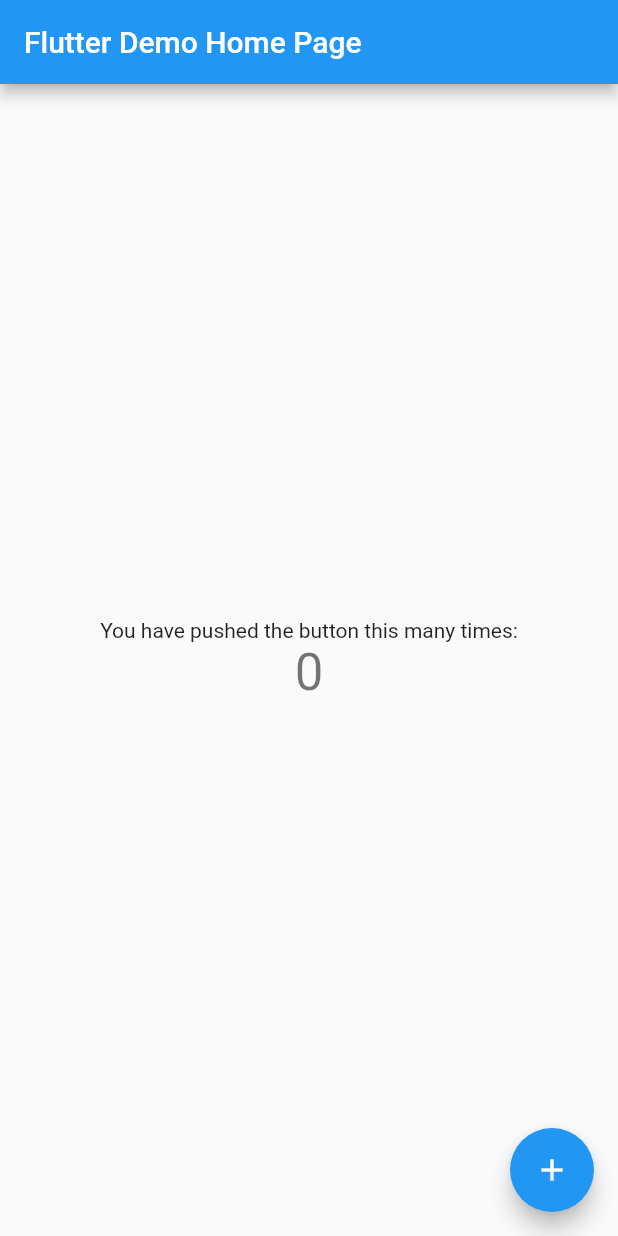
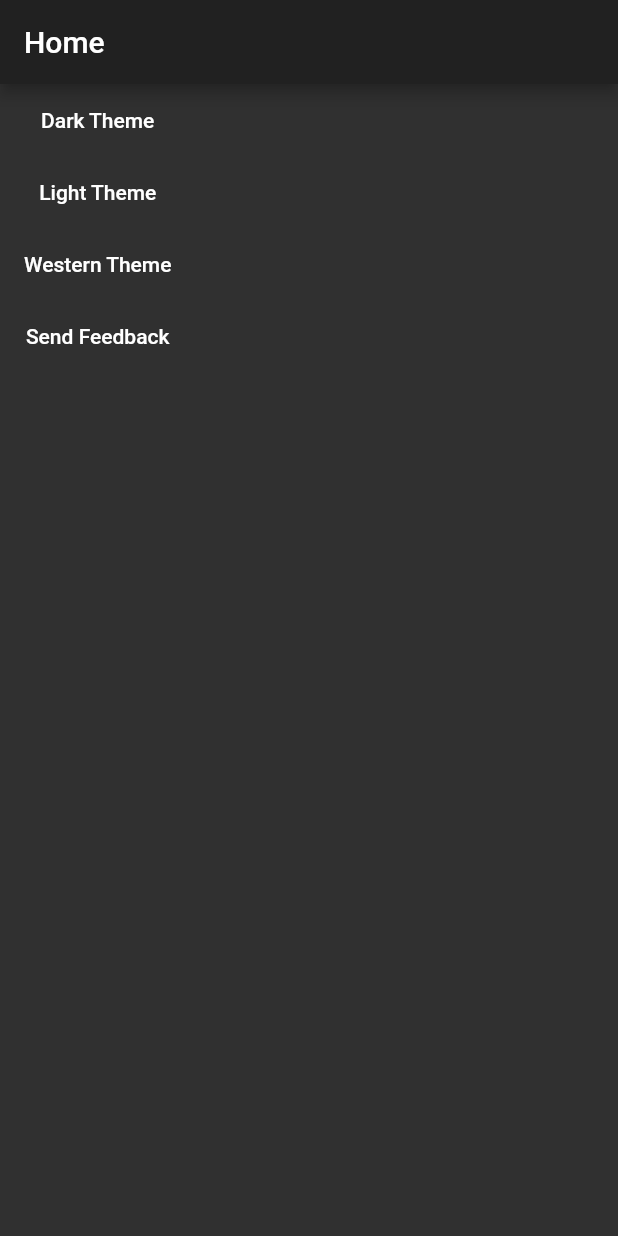
Before and after one commit to jackpeplinski/western-waffle, a Flutter app: the screen it shows after launch, on a phone screen of 412 x 824 dp. Run offline on Flutter 3.47's test engine with Material 2 defaults, Android fonts, the phone set to English and light mode, and no system bars.

Commit message:
First draft of settings page

```diff
--- /dev/null
+++ b/lib/blocs/theme.dart
@@ -0,0 +1,15 @@
+import 'package:flutter/material.dart';
+
+class ThemeChanger with ChangeNotifier{
+
+  ThemeData _themeData;
+  ThemeChanger(this._themeData);
+
+  getTheme () => _themeData;
+
+  setTheme(ThemeData theme){
+    _themeData = theme;
+    notifyListeners();
+  }
+
+}
--- a/lib/main.dart
+++ b/lib/main.dart
@@ -1,111 +1,28 @@
 import 'package:flutter/material.dart';
+import './pages/home.dart';
+import 'package:provider/provider.dart';
+import './blocs/theme.dart';
 
 void main() => runApp(MyApp());
 
 class MyApp extends StatelessWidget {
-  // This widget is the root of your application.
   @override
   Widget build(BuildContext context) {
-    return MaterialApp(
-      title: 'Flutter Demo',
-      theme: ThemeData(
-        // This is the theme of your application.
-        //
-        // Try running your application with "flutter run". You'll see the
-        // application has a blue toolbar. Then, without quitting the app, try
-        // changing the primarySwatch below to Colors.green and then invoke
-        // "hot reload" (press "r" in the console where you ran "flutter run",
-        // or simply save your changes to "hot reload" in a Flutter IDE).
-        // Notice that the counter didn't reset back to zero; the application
-        // is not restarted.
-        primarySwatch: Colors.blue,
-      ),
-      home: MyHomePage(title: 'Flutter Demo Home Page'),
+    return ChangeNotifierProvider<ThemeChanger>(
+      create: (_) => ThemeChanger(ThemeData.dark()),
+      child: MaterialAppWithTheme(),
     );
   }
 }
 
-class MyHomePage extends StatefulWidget {
-  MyHomePage({Key key, this.title}) : super(key: key);
-
-  // This widget is the home page of your application. It is stateful, meaning
-  // that it has a State object (defined below) that contains fields that affect
-  // how it looks.
-
-  // This class is the configuration for the state. It holds the values (in this
-  // case the title) provided by the parent (in this case the App widget) and
-  // used by the build method of the State. Fields in a Widget subclass are
-  // always marked "final".
-
-  final String title;
-
-  @override
-  _MyHomePageState createState() => _MyHomePageState();
-}
-
-class _MyHomePageState extends State<MyHomePage> {
-  int _counter = 0;
-
-  void _incrementCounter() {
-    setState(() {
-      // This call to setState tells the Flutter framework that something has
-      // changed in this State, which causes it to rerun the build method below
-      // so that the display can reflect the updated values. If we changed
-      // _counter without calling setState(), then the build method would not be
-      // called again, and so nothing would appear to happen.
-      _counter++;
-    });
-  }
+class MaterialAppWithTheme extends StatelessWidget {
 
   @override
   Widget build(BuildContext context) {
-    // This method is rerun every time setState is called, for instance as done
-    // by the _incrementCounter method above.
-    //
-    // The Flutter framework has been optimized to make rerunning build methods
-    // fast, so that you can just rebuild anything that needs updating rather
-    // than having to individually change instances of widgets.
-    return Scaffold(
-      appBar: AppBar(
-        // Here we take the value from the MyHomePage object that was created by
-        // the App.build method, and use it to set our appbar title.
-        title: Text(widget.title),
-      ),
-      body: Center(
-        // Center is a layout widget. It takes a single child and positions it
-        // in the middle of the parent.
-        child: Column(
-          // Column is also a layout widget. It takes a list of children and
-          // arranges them vertically. By default, it sizes itself to fit its
-          // children horizontally, and tries to be as tall as its parent.
-          //
-          // Invoke "debug painting" (press "p" in the console, choose the
-          // "Toggle Debug Paint" action from the Flutter Inspector in Android
-          // Studio, or the "Toggle Debug Paint" command in Visual Studio Code)
-          // to see the wireframe for each widget.
-          //
-          // Column has various properties to control how it sizes itself and
-          // how it positions its children. Here we use mainAxisAlignment to
-          // center the children vertically; the main axis here is the vertical
-          // axis because Columns are vertical (the cross axis would be
-          // horizontal).
-          mainAxisAlignment: MainAxisAlignment.center,
-          children: <Widget>[
-            Text(
-              'You have pushed the button this many times:',
-            ),
-            Text(
-              '$_counter',
-              style: Theme.of(context).textTheme.display1,
-            ),
-          ],
-        ),
-      ),
-      floatingActionButton: FloatingActionButton(
-        onPressed: _incrementCounter,
-        tooltip: 'Increment',
-        child: Icon(Icons.add),
-      ), // This trailing comma makes auto-formatting nicer for build methods.
+    final theme = Provider.of<ThemeChanger>(context);
+    return MaterialApp(
+      home: HomePage(),
+      theme: theme.getTheme(),
     );
   }
 }
--- /dev/null
+++ b/lib/pages/home.dart
@@ -0,0 +1,46 @@
+import 'package:flutter/material.dart';
+import 'package:provider/provider.dart';
+import '../blocs/theme.dart';
+import './send_feedback.dart';
+
+class HomePage extends StatelessWidget {
+  @override
+  Widget build(BuildContext context) {
+    ThemeChanger _themeChanger = Provider.of<ThemeChanger>(context);
+
+    return Scaffold(
+      appBar: AppBar(
+        title: Text("Home"),
+      ),
+      body: Container(
+        child: Column(
+          children: <Widget>[
+            FlatButton(
+              child: Text("Dark Theme"),
+              onPressed: () => _themeChanger.setTheme(ThemeData.dark()),
+            ),
+            FlatButton(
+              child: Text("Light Theme"),
+              onPressed: () => _themeChanger.setTheme(ThemeData.light()),
+            ),
+            FlatButton(
+              child: Text("Western Theme"),
+              onPressed: () => _themeChanger.setTheme(
+                ThemeData(
+                  primaryColor: Colors.white,
+                  canvasColor: Colors.purple[300],
+                  textTheme: TextTheme(),
+                ),
+              ),
+            ),
+            FlatButton(
+              child: Text("Send Feedback"),
+              onPressed: () => Navigator.of(context).push(MaterialPageRoute(
+                  builder: (BuildContext context) => SendFeedback())),
+            ),
+          ],
+        ),
+      ),
+    );
+  }
+}
--- a/pubspec.yaml
+++ b/pubspec.yaml
@@ -1,4 +1,4 @@
-name: western_food
+name: wfn2
 description: A new Flutter project.
 
 # The following defines the version and build number for your application.
@@ -19,6 +19,7 @@ environment:
 dependencies:
   flutter:
     sdk: flutter
+  provider: ^4.0.4
 
   # The following adds the Cupertino Icons font to your application.
   # Use with the CupertinoIcons class for iOS style icons.
```
Also changed, not shown: lib/pages/send_feedback.dart (added, +98 -0 lines), lib/screens/transaction.dart (deleted, +0 -11 lines), lib/screens/transactions_page2.dart (deleted, +0 -77 lines).
